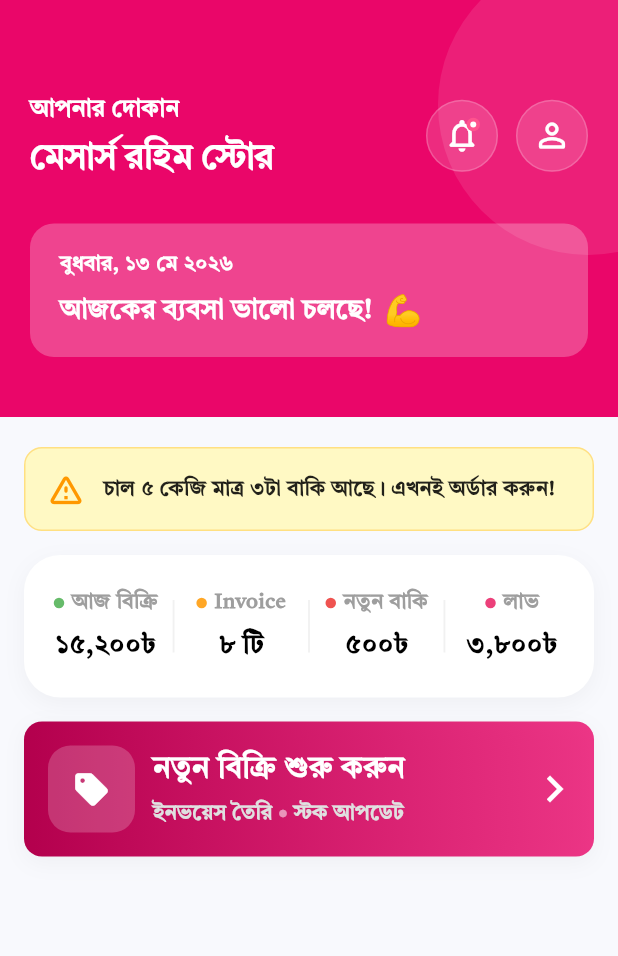
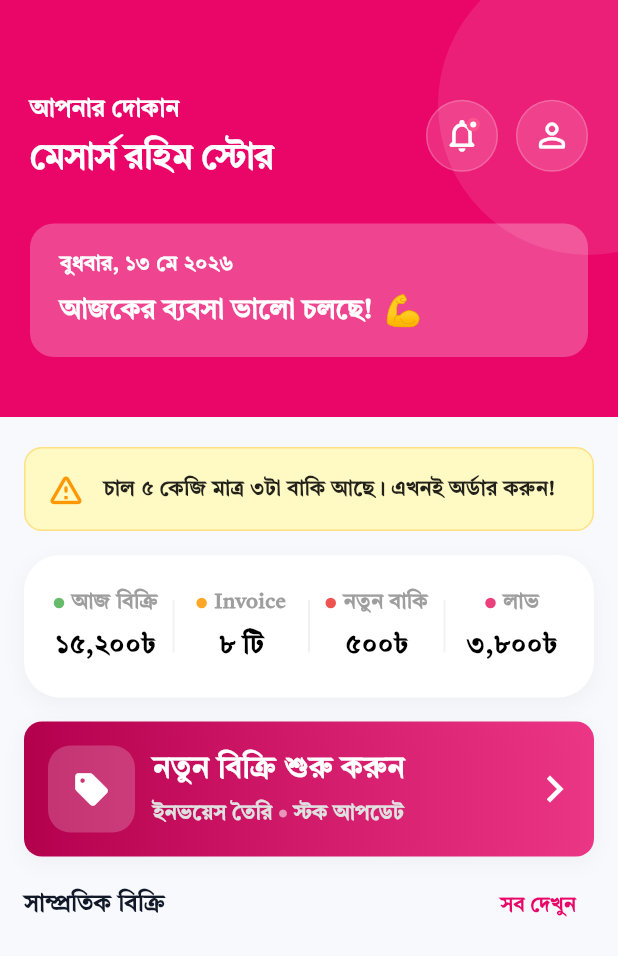
Before and after one commit to majidbhuiyan20/ShopLedger, a Flutter app: the HomeScreen screen opened by its route, on a phone screen of 412 x 824 dp. Shown: the top 956 px of the screen. Run offline on Flutter 3.47's test engine with Material 3 defaults, Android fonts, the phone set to English and light mode, and no system bars; our stand-ins replace dio, flutter_riverpod, fluttertoast, logger, shared_preferences; accounts and stored records are empty; network calls fail; Roboto replaces fonts that are missing (Inter).

Commit message:
refactor home screen and add section header widget

```diff
--- a/lib/features/home/view/home_screen.dart
+++ b/lib/features/home/view/home_screen.dart
@@ -1,8 +1,11 @@
 import 'package:flutter/material.dart';
 import '../../../core/constants/app_text_style.dart';
 import '../../../core/constants/app_colors.dart';
+import '../../widgets/section_header.dart';
 import '../widgets/home_header.dart';
+import '../widgets/start_new_sell_card.dart';
 import '../widgets/stat_summary_card.dart';
+import '../../widgets/common_widgets.dart';
 
 class HomeScreen extends StatefulWidget {
   const HomeScreen({super.key});
@@ -59,82 +62,15 @@ class _HomeScreenState extends State<HomeScreen> {
                   // ── Statistics Summary Card (Refactored) ───────────────
                   const StatSummaryCard(),
                   SizedBox(height: 16,),
-                  Container(
-                    padding: const EdgeInsets.all(16),
-                    decoration: BoxDecoration(
-                     color: Colors.white,
-                      borderRadius: BorderRadius.circular(12),
-                      gradient:  LinearGradient(
-                        colors: [
-                          AppColors.primaryDark,
-                          AppColors.primary.withOpacity(0.8),
-                        ],
-                        begin: Alignment.centerLeft,
-                        end: Alignment.centerRight,
-                      ),
-                      boxShadow: [
-                        BoxShadow(
-                          color: Colors.black.withOpacity(0.04),
-                          blurRadius: 12,
-                          offset: const Offset(0, 4),
-                        ),
-                      ],
 
-                    ),
-                    child: Row(
-                      children: [
-                        Container(
-                            padding: const EdgeInsets.all(16),
-                            decoration: BoxDecoration(
-                              color: Colors.white.withOpacity(.2),
-                              shape: BoxShape.rectangle,
-                              borderRadius: BorderRadius.circular(15),
+                  // ── Start New Sell Card (Refactored) ───────────────
+                  StartNewSellCard(onTap: () {  },),
+                  SizedBox(height: 8,),
+                  SectionHeader(
+                    title: "সাম্প্রতিক বিক্রি",
+                    onActionTap: () {
 
-                            ),
-                            child: Icon(Icons.sell_rounded, color: Colors.white, size: 26)),
-                        SizedBox(width: 12,),
-                        Column(
-                          crossAxisAlignment: CrossAxisAlignment.start,
-                          children: [
-                            Text(
-                              "নতুন বিক্রি শুরু করুন",
-                              style: AppTextStyle.labelSmall.copyWith(
-                                fontSize: 20,
-                                color: Colors.white,
-                                fontWeight: FontWeight.w800,
-                                fontFamily: AppTextStyle.banglaFontFamily,
-                              ),
-                            ),
-                            SizedBox(height: 4,),
-                            Row(
-                              children: [
-                                Text(
-                                  "ইনভয়েস তৈরি",
-                                  style: AppTextStyle.bodyMedium.copyWith(
-                                    color: Colors.grey[300],
-                                    fontWeight: FontWeight.w600,
-                                    fontFamily: AppTextStyle.banglaFontFamily,
-                                  ),
-                                ),
-                                const SizedBox(width: 4),
-                                const Icon(Icons.circle, size: 6, color: Colors.white54),
-                                const SizedBox(width: 4),
-                                Text(
-                                  "স্টক আপডেট",
-                                  style: AppTextStyle.bodyMedium.copyWith(
-                                    color: Colors.grey[300],
-                                    fontWeight: FontWeight.w600,
-                                    fontFamily: AppTextStyle.banglaFontFamily,
-                                  ),
-                                ),
-                              ]
-                            )
-                          ],
-                        ),
-                        Spacer(),
-                        Icon(Icons.arrow_forward_ios, color: Colors.white,size: 20,fontWeight: FontWeight.bold,)
-                      ],
-                    )
+                    },
                   )
                 ],
               ),
--- /dev/null
+++ b/lib/features/home/widgets/start_new_sell_card.dart
@@ -0,0 +1,94 @@
+import 'package:flutter/material.dart';
+
+import '../../../core/constants/app_colors.dart';
+import '../../../core/constants/app_text_style.dart';
+class StartNewSellCard extends StatelessWidget {
+  const StartNewSellCard({
+    super.key,required this.onTap,
+  });
+  final VoidCallback? onTap;
+
+  @override
+  Widget build(BuildContext context) {
+    return GestureDetector(
+      onTap: onTap,
+      child: Container(
+          padding: const EdgeInsets.all(16),
+          decoration: BoxDecoration(
+            color: Colors.white,
+            borderRadius: BorderRadius.circular(12),
+            gradient:  LinearGradient(
+              colors: [
+                AppColors.primaryDark,
+                AppColors.primary.withOpacity(0.8),
+              ],
+              begin: Alignment.centerLeft,
+              end: Alignment.centerRight,
+            ),
+            boxShadow: [
+              BoxShadow(
+                color: Colors.black.withOpacity(0.04),
+                blurRadius: 12,
+                offset: const Offset(0, 4),
+              ),
+            ],
+
+          ),
+          child: Row(
+            children: [
+              Container(
+                  padding: const EdgeInsets.all(16),
+                  decoration: BoxDecoration(
+                    color: Colors.white.withOpacity(.2),
+                    shape: BoxShape.rectangle,
+                    borderRadius: BorderRadius.circular(15),
+
+                  ),
+                  child: Icon(Icons.sell_rounded, color: Colors.white, size: 26)),
+              SizedBox(width: 12,),
+              Column(
+                crossAxisAlignment: CrossAxisAlignment.start,
+                children: [
+                  Text(
+                    "নতুন বিক্রি শুরু করুন",
+                    style: AppTextStyle.labelSmall.copyWith(
+                      fontSize: 20,
+                      color: Colors.white,
+                      fontWeight: FontWeight.w800,
+                      fontFamily: AppTextStyle.banglaFontFamily,
+                    ),
+                  ),
+                  SizedBox(height: 4,),
+                  Row(
+                      children: [
+                        Text(
+                          "ইনভয়েস তৈরি",
+                          style: AppTextStyle.bodyMedium.copyWith(
+                            color: Colors.grey[300],
+                            fontWeight: FontWeight.w600,
+                            fontFamily: AppTextStyle.banglaFontFamily,
+                          ),
+                        ),
+                        const SizedBox(width: 4),
+                        const Icon(Icons.circle, size: 6, color: Colors.white54),
+                        const SizedBox(width: 4),
+                        Text(
+                          "স্টক আপডেট",
+                          style: AppTextStyle.bodyMedium.copyWith(
+                            color: Colors.grey[300],
+                            fontWeight: FontWeight.w600,
+                            fontFamily: AppTextStyle.banglaFontFamily,
+                          ),
+                        ),
+                      ]
+                  )
+                ],
+              ),
+              Spacer(),
+              Icon(Icons.arrow_forward_ios, color: Colors.white,size: 20,fontWeight: FontWeight.bold,)
+            ],
+          )
+      ),
+    );
+  }
+}
--- a/lib/features/widgets/common_widgets.dart
+++ b/lib/features/widgets/common_widgets.dart
@@ -171,3 +171,7 @@ class HPasswordStrength extends StatelessWidget {
     );
   }
 }
+
+// ━━━━━━━━━━━━━━━━━━━━━━━━━━━━━━━━━━━━━━━━━━━━━━━━━━━━━━
+// Section Header with "See All" action
+// ━━━━━━━━━━━━━━━━━━━━━━━━━━━━━━━━━━━━━━━━━━━━━━━━━━━━━━
--- /dev/null
+++ b/lib/features/widgets/section_header.dart
@@ -0,0 +1,48 @@
+import 'package:flutter/material.dart';
+
+import '../../core/constants/app_colors.dart';
+import '../../core/constants/app_text_style.dart';
+
+class SectionHeader extends StatelessWidget {
+  final String title;
+  final String actionText;
+  final VoidCallback? onActionTap;
+
+  const SectionHeader({
+    super.key,
+    required this.title,
+    this.actionText = "সব দেখুন",
+    this.onActionTap,
+  });
+
+  @override
+  Widget build(BuildContext context) {
+    return Row(
+      children: [
+        Text(
+          title,
+          style: TextStyle(
+            fontSize: 16,
+            fontWeight: FontWeight.w800,
+            color: AppColors.textPrimary,
+            fontFamily: AppTextStyle.banglaFontFamily,
+          ),
+        ),
+        const Spacer(),
+        if (onActionTap != null)
+          TextButton(
+            onPressed: onActionTap,
+            child: Text(
+              actionText,
+              style: TextStyle(
+                fontSize: 14,
+                fontWeight: FontWeight.w700,
+                color: AppColors.primary,
+                fontFamily: AppTextStyle.banglaFontFamily,
+              ),
+            ),
+          ),
+      ],
+    );
+  }
+}
```
